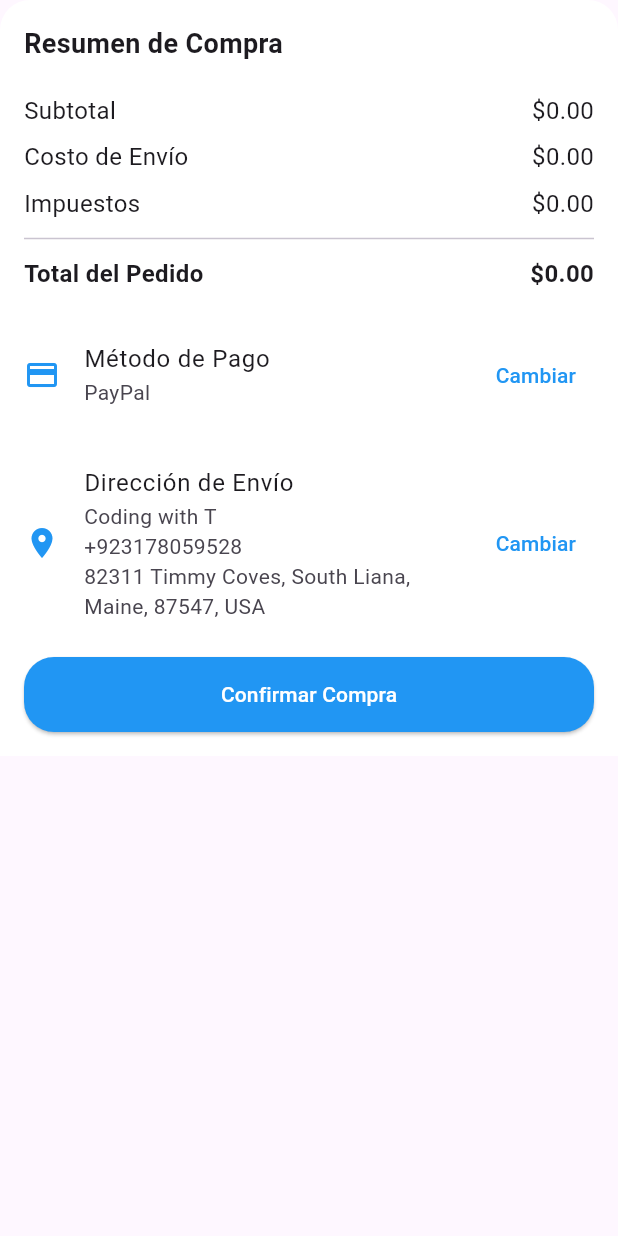
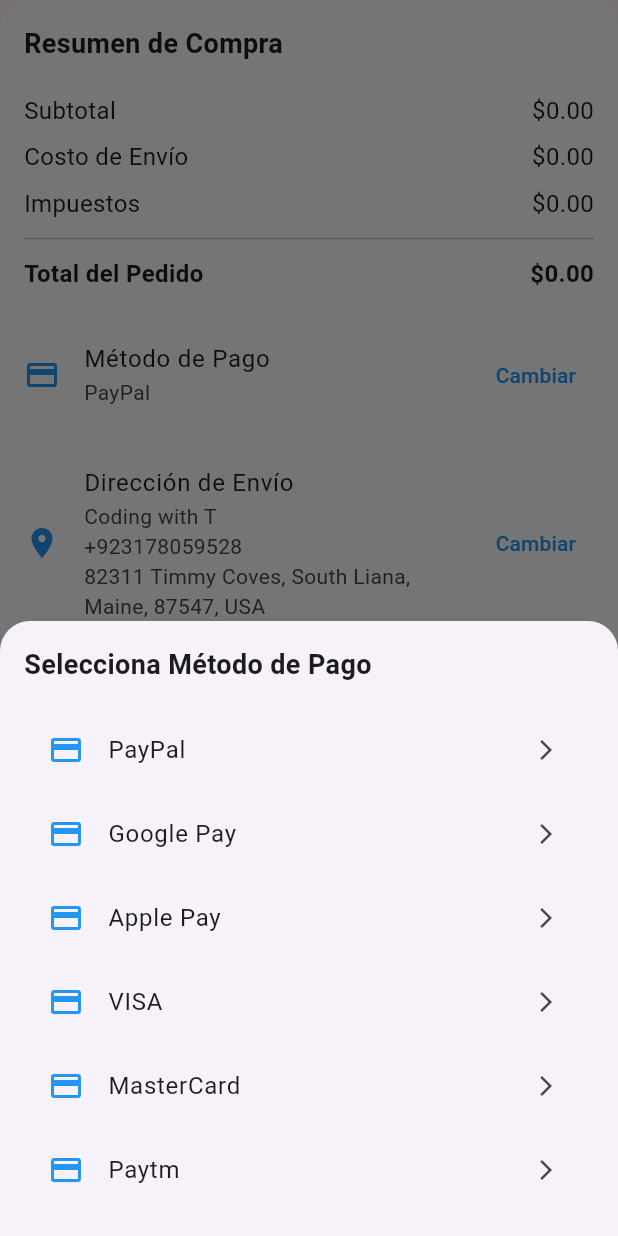
Before and after one commit to tjhoan/app_ecommerce, a Flutter app: the PurchaseSummary widget shown alone on an empty page, opened directly with empty values, after a tap on "Cambiar", on a phone screen of 412 x 824 dp. Run offline on Flutter 3.47's test engine with Material 3 defaults, Android fonts, the light colour scheme and no system bars; our stand-ins replace carousel_slider, get, material_design_icons_flutter; network calls fail.

Commit message:
:rocket: Agregar selección de método de pago en el carrito de compras

```diff
--- a/lib/widgets/purchase_summary.dart
+++ b/lib/widgets/purchase_summary.dart
@@ -1,4 +1,5 @@
 import 'package:flutter/material.dart';
+import 'package:project_s6_mobile/widgets/show_payment_methods.dart';
 
 class PurchaseSummary extends StatelessWidget {
   final double subtotal;
@@ -37,13 +38,13 @@
           const Divider(),
           _buildSummaryRow('Total del Pedido', orderTotal, isTotal: true),
           const SizedBox(height: 16),
-          _buildPaymentMethod(),
+          _buildPaymentMethod(context), // Aquí pasamos el contexto
           const SizedBox(height: 16),
           _buildShippingAddress(),
           const SizedBox(height: 16),
           ElevatedButton(
             onPressed: () {
-              // Aquí puedes agregar la lógica para finalizar la compra
+              // Lógica para finalizar la compra
               Navigator.pop(context);
             },
             style: ElevatedButton.styleFrom(
@@ -67,13 +68,14 @@
         mainAxisAlignment: MainAxisAlignment.spaceBetween,
         children: [
           Text(label, style: TextStyle(fontSize: 16, fontWeight: isTotal ? FontWeight.bold : FontWeight.normal)),
-          Text('\$${value.toStringAsFixed(2)}', style: TextStyle(fontSize: 16, fontWeight: isTotal ? FontWeight.bold : FontWeight.normal)),
+          Text('\$${value.toStringAsFixed(2)}',
+              style: TextStyle(fontSize: 16, fontWeight: isTotal ? FontWeight.bold : FontWeight.normal)),
         ],
       ),
     );
   }
 
-  Widget _buildPaymentMethod() {
+  Widget _buildPaymentMethod(BuildContext context) {
     return ListTile(
       contentPadding: EdgeInsets.zero,
       leading: const Icon(Icons.payment, color: Colors.blue),
@@ -81,7 +83,7 @@
       subtitle: const Text('PayPal'),
       trailing: TextButton(
         onPressed: () {
-          // Agregar acción para cambiar el método de pago
+          showPaymentMethods(context);
         },
         child: const Text('Cambiar', style: TextStyle(color: Colors.blue)),
       ),
--- /dev/null
+++ b/lib/widgets/show_payment_methods.dart
@@ -0,0 +1,46 @@
+import 'package:flutter/material.dart';
+
+void showPaymentMethods(BuildContext context) {
+  showModalBottomSheet(
+    context: context,
+    shape: const RoundedRectangleBorder(
+      borderRadius: BorderRadius.vertical(top: Radius.circular(20)),
+    ),
+    builder: (BuildContext context) {
+      return Container(
+        padding: const EdgeInsets.all(16.0),
+        child: Column(
+          mainAxisSize: MainAxisSize.min,
+          crossAxisAlignment: CrossAxisAlignment.start,
+          children: [
+            const Text(
+              'Selecciona Método de Pago',
+              style: TextStyle(fontSize: 18, fontWeight: FontWeight.bold),
+            ),
+            const SizedBox(height: 16),
+            _buildPaymentOption(context, Icons.payment, 'PayPal'),
+            _buildPaymentOption(context, Icons.payment, 'Google Pay'),
+            _buildPaymentOption(context, Icons.payment, 'Apple Pay'),
+            _buildPaymentOption(context, Icons.credit_card, 'VISA'),
+            _buildPaymentOption(context, Icons.credit_card, 'MasterCard'),
+            _buildPaymentOption(context, Icons.payment, 'Paytm'),
+          ],
+        ),
+      );
+    },
+  );
+}
+
+Widget _buildPaymentOption(BuildContext context, IconData icon, String methodName) {
+  return ListTile(
+    leading: Icon(icon, color: Colors.blue),
+    title: Text(methodName),
+    trailing: const Icon(Icons.arrow_forward_ios, size: 16),
+    onTap: () {
+      Navigator.pop(context);
+      ScaffoldMessenger.of(context).showSnackBar(
+        SnackBar(content: Text('Método de pago seleccionado: $methodName')),
+      );
+    },
+  );
+}
```
